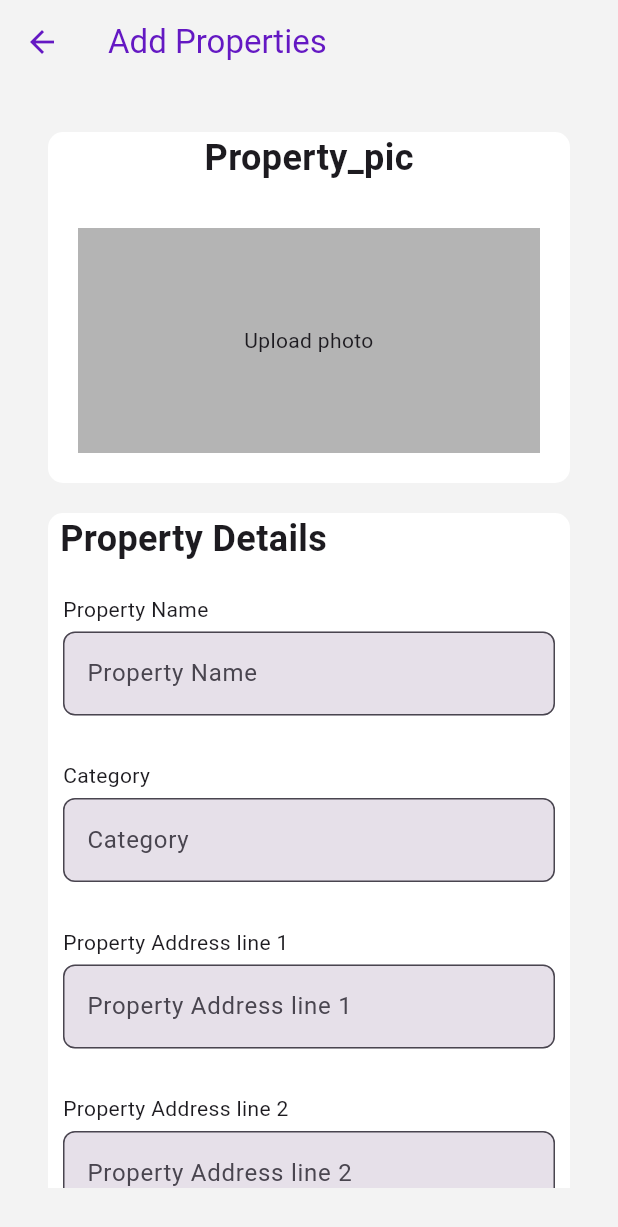
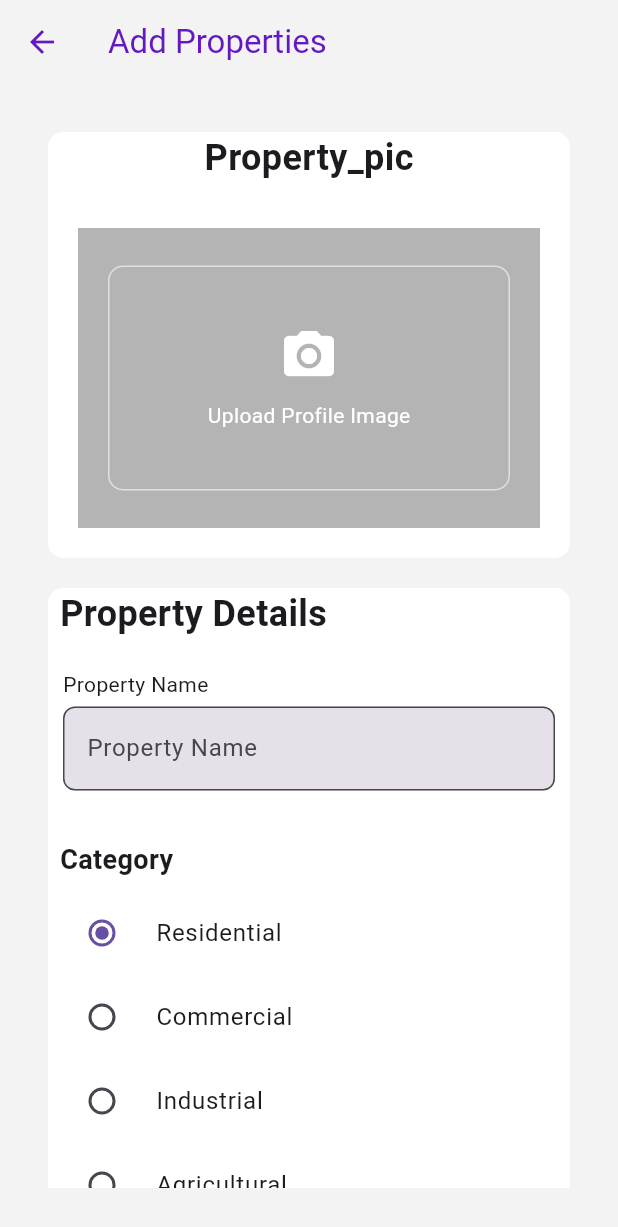
Before and after one commit to santosh81066/bb_vendor, a Flutter app: the AddPropertyScreen screen opened by its route, on a phone screen of 412 x 824 dp. Shown: the top 1227 px of the screen. Run offline on Flutter 3.47's test engine with Material 3 defaults, Android fonts, the phone set to English and light mode, and no system bars; our stand-ins replace flutter_keyboard_visibility, flutter_map, flutter_riverpod, geocoding, geolocator, image_picker and 4 more; accounts and stored records are empty.

Commit message:
6 jan updated

```diff
--- a/lib/screens/addproperty.dart
+++ b/lib/screens/addproperty.dart
@@ -8,7 +8,6 @@ import 'package:bb_vendor/Widgets/elevatedbutton.dart';
 import 'package:bb_vendor/Widgets/text.dart';
 import 'package:bb_vendor/Widgets/textfield.dart';
 import 'package:bb_vendor/Providers/addpropertynotifier.dart';
-import 'package:flutter/foundation.dart';
 import 'package:flutter/material.dart';
 import 'package:flutter_map/flutter_map.dart';
 import 'package:flutter_riverpod/flutter_riverpod.dart';
@@ -42,6 +41,11 @@ class _AddPropertyScreenState extends ConsumerState<AddPropertyScreen> {
   final _validationKey = GlobalKey<FormState>();
   final MapController _mapController = MapController();
   final ImagePicker _picker = ImagePicker();
+  File? _profileImage;
+
+   // Static category list for now
+  final List<String> categoryList = ["Residential", "Commercial", "Industrial", "Agricultural"];
+  String selectedCategory = "Residential"; // Default selected category
 
   void _searchLocation(WidgetRef ref) async {
     final response = await http.get(Uri.parse(
@@ -58,38 +62,73 @@ class _AddPropertyScreenState extends ConsumerState<AddPropertyScreen> {
     }
   }
 
-  Future<void> _pickImage(
-      BuildContext context, ImageSource source, bool isProfile) async {
+
+  Future<void> _pickImage(BuildContext context, ImageSource source) async {
+  try {
     final pickedFile = await _picker.pickImage(source: source);
+    if (pickedFile != null) {
+      File imageFile = File(pickedFile.path);
 
-    if (pickedFile != null) {
-      {
-        ref
-            .read(addPropertyProvider.notifier)
-            .setPropertyImage(File(pickedFile.path));
+      // Check the file size (maximum 2MB)
+      final fileSizeInBytes = await imageFile.length();
+      final maxFileSize = 2 * 1024 * 1024; // 2MB in bytes
+
+      if (fileSizeInBytes > maxFileSize) {
+        // File size is too large, show an error
+        _showAlertDialog('Error', 'File size exceeds 2MB. Please select a smaller file.');
+      } else {
+        // Valid image size, proceed
+        setState(() {
+          _profileImage = imageFile;
+        });
       }
     }
+  } catch (e) {
+    _showAlertDialog('Error', 'Failed to pick image: $e');
   }
+}
 
-  Widget _buildImageUploadSection(
-      String label, File? imageFile, bool isProfile) {
+
+
+  Widget _buildImageUploadSection(String label) {
     return Padding(
-      padding: const EdgeInsets.all(0.0),
+      padding: const EdgeInsets.all(20.0),
+
       child: InkWell(
-        onTap: () => _pickImage(context, ImageSource.gallery, isProfile),
+        onTap: () => _pickImage(context, ImageSource.gallery),
         child: Container(
           width: double.infinity,
-          height: 110,
-          color: CoustColors.colrButton1,
+          height: 150,
+          decoration: BoxDecoration(
+            color: CoustColors.colrButton1,
+            borderRadius: BorderRadius.circular(10),
+            border: Border.all(color: Colors.grey.shade300),
+          ),
           child: Center(
-            child: imageFile == null
-                ? coustText(sName: "Upload photo", align: TextAlign.center)
-                : Image.file(imageFile),
+            child: _profileImage != null
+                ? Image.file(
+                    _profileImage!,
+                    fit: BoxFit.cover,
+                    width: double.infinity,
+                    height: double.infinity,
+                  )
+                : Column(
+                    mainAxisAlignment: MainAxisAlignment.center,
+                    children: const [
+                      Icon(Icons.camera_alt, size: 40, color: Colors.white),
+                      SizedBox(height: 10),
+                      coustText(
+                        sName: "Upload Profile Image",
+                        txtcolor: Colors.white,
+                      ),
+                    ],
+                  ),
           ),
         ),
       ),
     );
   }
+
 
   @override
   Widget build(BuildContext context) {
@@ -135,15 +174,14 @@ class _AddPropertyScreenState extends ConsumerState<AddPropertyScreen> {
                       padding: const EdgeInsets.all(20.0),
                       child: Container(
                         width: double.infinity,
-                        height: 150,
+                        height: 200,
                         color: CoustColors.colrButton1,
                         child: Column(
                           mainAxisAlignment: MainAxisAlignment.center,
                           children: [
                             _buildImageUploadSection(
                               "Property Image",
-                              propertyPic,
-                              false,
+
                             ),
                           ],
                         ),
@@ -184,74 +222,51 @@ class _AddPropertyScreenState extends ConsumerState<AddPropertyScreen> {
                                   ref,
                                   0,
                                   textFieldStates),
+                              const SizedBox(height: 15),
+                              // Category selection using radio buttons
+                              Container(
+                                decoration: BoxDecoration(
+                                  color: CoustColors.colrMainbg,
+                                  borderRadius: BorderRadius.circular(10.0),
+                                ),
+                                child: Column(
+                                  crossAxisAlignment: CrossAxisAlignment.start,
+                                  children: [
+                                    const Padding(
+                                      padding: EdgeInsets.all(8.0),
+                                      child: coustText(
+                                        sName: "Category",
+                                        textsize: 18,
+                                        fontweight: FontWeight.bold,
+                                      ),
+                                    ),
+                                    ...categoryList.map((category) {
+                                      return RadioListTile<String>(
+                                        title: Text(category),
+                                        value: category,
+                                        groupValue: selectedCategory,
+                                        onChanged: (value) {
+                                          setState(() {
+                                            selectedCategory = value!;
+                                          });
+                                        },
+                                      );
+                                    }).toList(),
+                                  ],
+                                ),
+                              ),
                               const SizedBox(height: 10),
                               _buildTextField(
-                                  "Category",
-                                  category,
-                                  "Please Enter Category",
-                                  ref,
-                                  1,
-                                  textFieldStates),
-                              const SizedBox(height: 10),
-                              _buildTextField(
-                                  "Property Address line 1",
+                                  "Property Address",
                                   address1,
                                   "Please Enter Address 1",
                                   ref,
                                   2,
                                   textFieldStates),
-                              const SizedBox(height: 10),
-                              _buildTextField(
-                                  "Property Address line 2",
-                                  address2,
-                                  "Please Enter Address 2",
-                                  ref,
-                                  3,
-                                  textFieldStates),
-                              const SizedBox(height: 10),
-                              _buildTextField(
-                                  "State",
-                                  state,
-                                  "Please Enter State",
-                                  ref,
-                                  4,
-                                  textFieldStates),
-                              const SizedBox(height: 10),
-                              _buildTextField("City", city, "Please Enter City",
-                                  ref, 5, textFieldStates),
-                              const SizedBox(height: 10),
-                              _buildTextField(
-                                  "Pincode",
-                                  pincode,
-                                  "Please Enter Pin Number",
-                                  ref,
-                                  6,
-                                  textFieldStates),
-                              const SizedBox(height: 10),
-                              _buildTextField(
-                                  "start time",
-                                  startTime,
-                                  "Please Enter Start Time",
-                                  ref,
-                                  7,
-                                  textFieldStates),
-                              _buildTextField(
-                                  "End time",
-                                  endTime,
-                                  "Please Enter End Time",
-                                  ref,
-                                  7,
-                                  textFieldStates),
-                              const SizedBox(height: 10),
-                              const Padding(
-                                padding: EdgeInsets.only(left: 8.0),
-                                child: coustText(
-                                  sName: "Location",
-                                ),
-                              ),
+
                               Padding(
-                                padding: const EdgeInsets.all(10.0),
-                                child: CoustTextfield(
+                                  padding: const EdgeInsets.all(10.0),
+                                  child: CoustTextfield(
                                   filled: textFieldStates[9],
                                   radius: 8.0,
                                   width: 10,
@@ -399,7 +414,94 @@ class _AddPropertyScreenState extends ConsumerState<AddPropertyScreen> {
       ),
     );
   }
+
+
+
+  void _showAlertDialog(String title, String message) {
+    showDialog(
+      context: context,
+      builder: (context) => AlertDialog(
+        title: Text(title),
+        content: Text(message),
+        actions: [
+          TextButton(
+            onPressed: () {
+
+              if (title == 'Error') {
+                Navigator.of(context).pop();
+              }
+            },
+            child: const Text('OK'),
+          ),
+        ],
+      ),
+    );
+  }
 }
+
+
+
+
+
+
+
+
+// const SizedBox(height: 10),
+                              // _buildTextField(
+                              //     "Property Address line 2",
+                              //     address2,
+                              //     "Please Enter Address 2",
+                              //     ref,
+                              //     3,
+                              //     textFieldStates),
+                              // const SizedBox(height: 10),
+                              // _buildTextField(
+                              //     "State",
+                              //     state,
+                              //     "Please Enter State",
+                              //     ref,
+                              //     4,
+                              //     textFieldStates),
+                              // const SizedBox(height: 10),
+                              // _buildTextField("City", city, "Please Enter City",
+                              //     ref, 5, textFieldStates),
+                              // const SizedBox(height: 10),
+                              // _buildTextField(
+                              //     "Pincode",
+                              //     pincode,
+                              //     "Please Enter Pin Number",
+                              //     ref,
+                              //     6,
+                              //     textFieldStates),
+                              // const SizedBox(height: 10),
+                              // _buildTextField(
+                              //     "start time",
+                              //     startTime,
+                              //     "Please Enter Start Time",
+                              //     ref,
+                              //     7,
+                              //     textFieldStates),
+                              // _buildTextField(
+                              //     "End time",
+                              //     endTime,
+                              //     "Please Enter End Time",
+                              //     ref,
+                              //     7,
+                              //     textFieldStates),
+                              // const SizedBox(height: 10),
+                              // const Padding(
+                              //   padding: EdgeInsets.only(left: 8.0),
+                              //   child: coustText(
+                              //     sName: "Location",
+                              //   ),
+                              // ),
+
+
+
+
+
+
+
 // import 'dart:convert';
 // import 'dart:io';
 // import 'package:banquetbookz_vendor/Colors/coustcolors.dart';
@@ -672,3 +774,41 @@ class _AddPropertyScreenState extends ConsumerState<AddPropertyScreen> {
 //     );
 //   }
 // }
+
+
+
+  // Widget _buildImageUploadSection(
+  //     String label, File? imageFile, bool isProfile) {
+  //   return Padding(
+  //     padding: const EdgeInsets.all(0.0),
+  //     child: InkWell(
+  //       onTap: () => _pickImage(context, ImageSource.gallery, isProfile),
+  //       child: Container(
+  //         width: double.infinity,
+  //         height: 110,
+  //         color: CoustColors.colrButton1,
+  //         child: Center(
+  //           child: imageFile == null
+  //               ? coustText(sName: "Upload photo", align: TextAlign.center)
+  //               : Image.file(imageFile),
+  //         ),
+  //       ),
+  //     ),
+  //   );
+  // }
+
+
+
+
+  // Future<void> _pickImage(
+  //     BuildContext context, ImageSource source, bool isProfile) async {
+  //   final pickedFile = await _picker.pickImage(source: source);
+
+  //   if (pickedFile != null) {
+  //     {
+  //       ref
+  //           .read(addPropertyProvider.notifier)
+  //           .setPropertyImage(File(pickedFile.path));
+  //     }
+  //   }
+  // }
```
